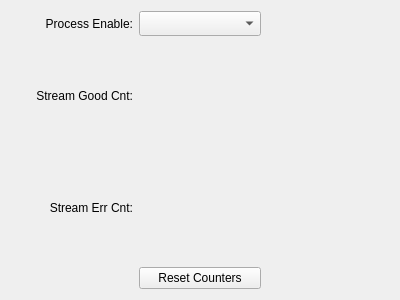
Above: mps_nc_bsa.ui from ad-build-test/pydm-mps before the change. Below: the same form after it.
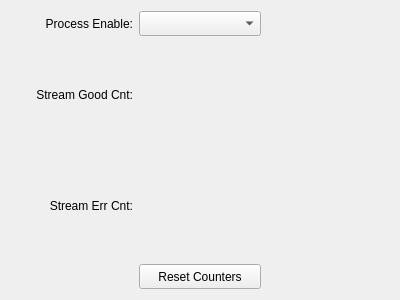
That is the form after the change. Custom widgets are drawn as their Qt base class.

Diff of the .ui file:
```diff
--- a/mps_nc_bsa.ui
+++ b/mps_nc_bsa.ui
@@ -85,7 +85,7 @@
        <property name="minimumSize">
         <size>
          <width>100</width>
-         <height>0</height>
+         <height>25</height>
         </size>
        </property>
        <property name="toolTip">
@@ -123,7 +123,7 @@
        <property name="minimumSize">
         <size>
          <width>100</width>
-         <height>0</height>
+         <height>25</height>
         </size>
        </property>
        <property name="toolTip">
@@ -142,6 +142,12 @@
      </item>
      <item row="3" column="1">
       <widget class="PyDMPushButton" name="PyDMPushButton">
+       <property name="minimumSize">
+        <size>
+         <width>0</width>
+         <height>25</height>
+        </size>
+       </property>
        <property name="toolTip">
         <string/>
        </property>
```
Left out of the diff: 2 changed lines with no effect on the pictures.
